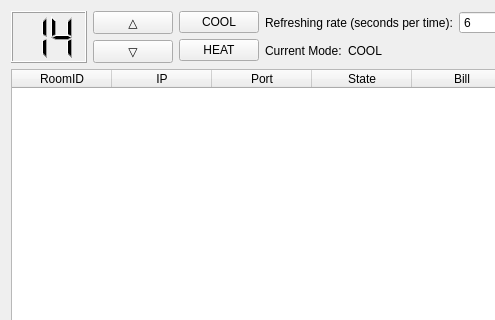
Qt form AirMaster/mainwindow.ui (Shantom/CentralAirConditioner-AirMaster) before a commit; both pictures show x 0 to 495 and y 0 to 320 of the 595 by 477 pixel window.
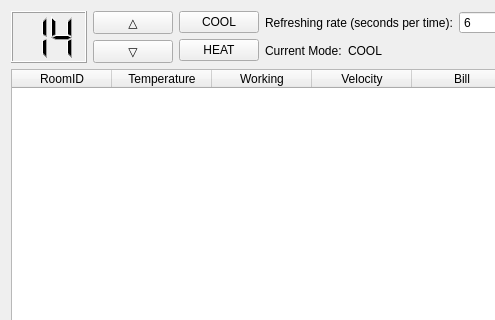
The same form after that commit.

What changed in the file:
```diff
--- a/AirMaster/mainwindow.ui
+++ b/AirMaster/mainwindow.ui
@@ -186,17 +186,17 @@
       </column>
       <column>
        <property name="text">
-        <string>IP</string>
+        <string>Temperature</string>
        </property>
       </column>
       <column>
        <property name="text">
-        <string>Port</string>
+        <string>Working</string>
        </property>
       </column>
       <column>
        <property name="text">
-        <string>State</string>
+        <string>Velocity</string>
        </property>
       </column>
       <column>
```
